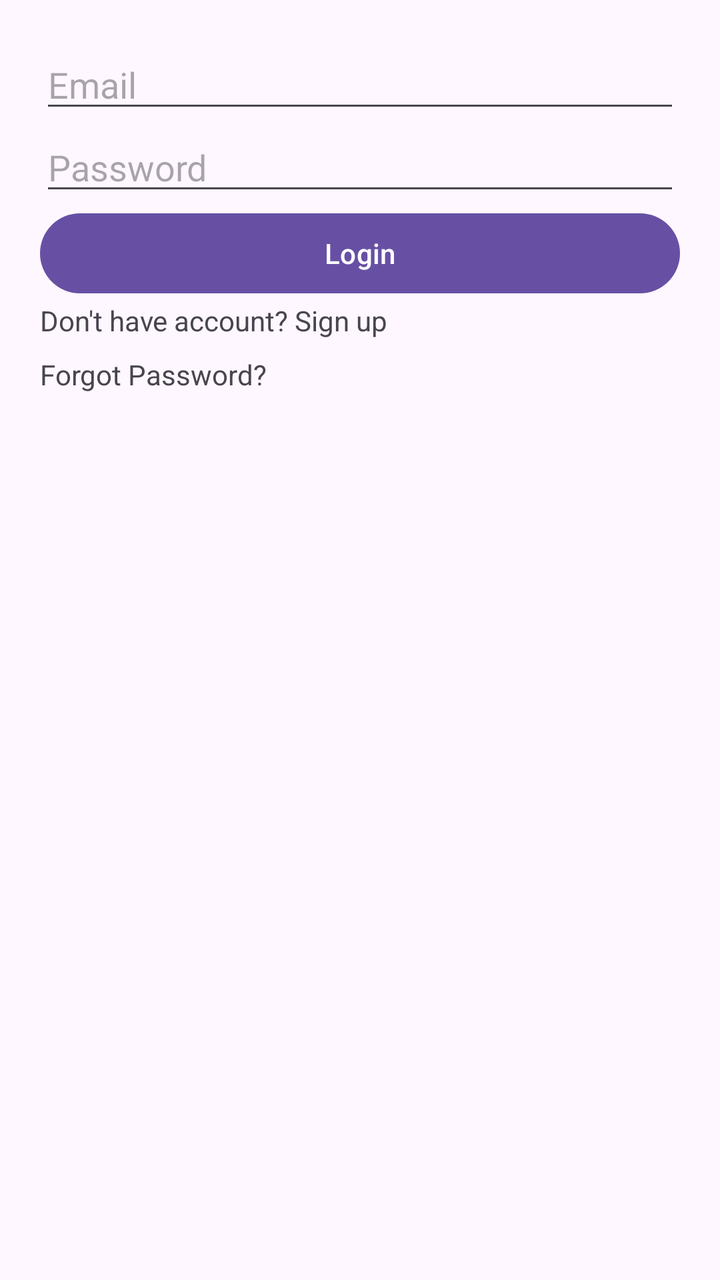
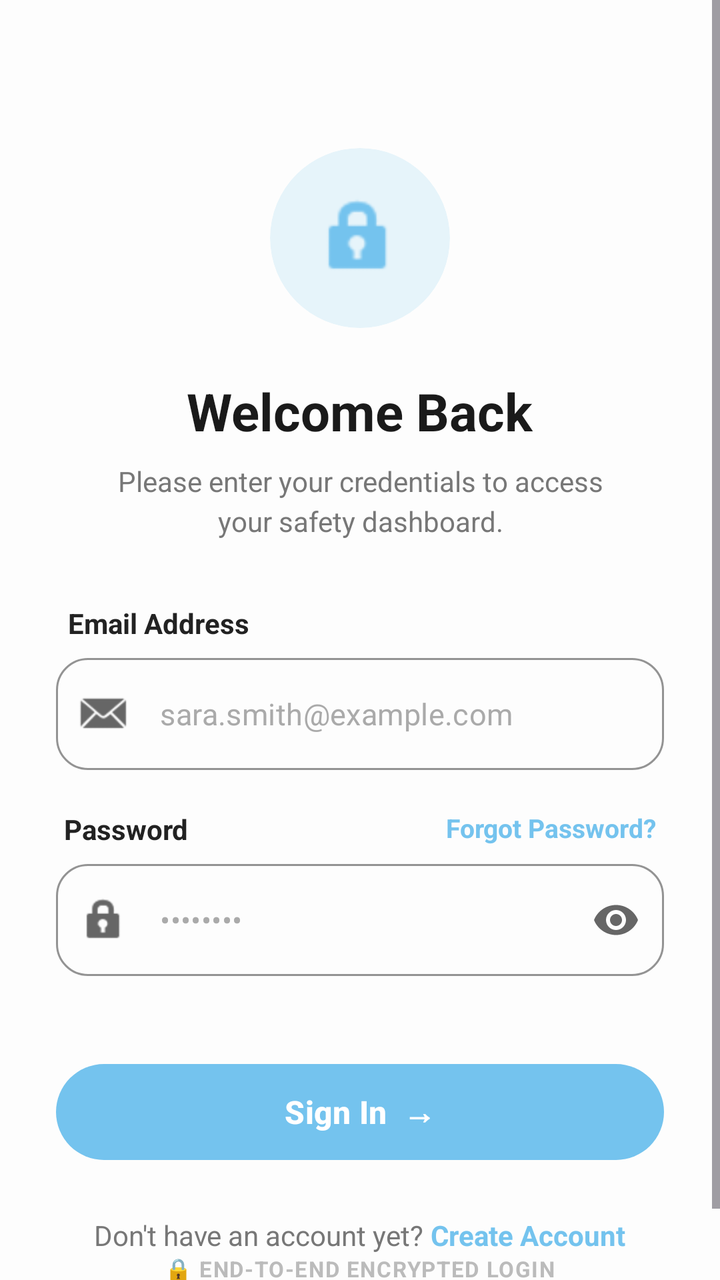

The first picture is an Android layout as it rendered before a commit; the second is the same layout after the commit. The layout source and the unified diff follow.
<!-- AndroidManifest.xml: application theme Theme.SafeRoute -->
<!-- res/layout/fragment_login.xml -->
<?xml version="1.0" encoding="utf-8"?>
<androidx.constraintlayout.widget.ConstraintLayout
    xmlns:android="http://schemas.android.com/apk/res/android"
    xmlns:tools="http://schemas.android.com/tools"
    android:layout_width="match_parent"
    android:layout_height="match_parent"
    tools:context=".ui.auth.LoginFragment">

    <LinearLayout
        android:orientation="vertical"
        android:padding="20dp"
        android:layout_width="match_parent"
        android:layout_height="match_parent">

        <EditText
            android:id="@+id/emailEt"
            android:hint="Email"
            android:layout_width="match_parent"
            android:layout_height="wrap_content"/>

        <EditText
            android:id="@+id/passwordEt"
            android:hint="Password"
            android:inputType="textPassword"
            android:layout_width="match_parent"
            android:layout_height="wrap_content"/>

        <Button
            android:id="@+id/loginBtn"
            android:text="Login"
            android:layout_width="match_parent"
            android:layout_height="wrap_content"/>

        <TextView
            android:id="@+id/goToSignupTv"
            android:text="Don't have account? Sign up"
            android:layout_width="wrap_content"
            android:layout_height="wrap_content"/>

        <TextView
            android:id="@+id/forgotPasswordTv"
            android:text="Forgot Password?"
            android:layout_width="wrap_content"
            android:layout_height="wrap_content"
            android:layout_marginTop="8dp"/>

    </LinearLayout>

</androidx.constraintlayout.widget.ConstraintLayout>
<!-- resources referenced by this layout -->
<resources>
  <style name="Theme.SafeRoute" parent="Base.Theme.SafeRoute" />
  <style name="Base.Theme.SafeRoute" parent="Theme.Material3.DayNight.NoActionBar">
          
          
      </style>
</resources>

<!-- the commit's change to res/layout/fragment_login.xml (unified diff, before → after) -->
@@ -1,49 +1,204 @@
 <?xml version="1.0" encoding="utf-8"?>
-<androidx.constraintlayout.widget.ConstraintLayout
-    xmlns:android="http://schemas.android.com/apk/res/android"
-    xmlns:tools="http://schemas.android.com/tools"
+<ScrollView xmlns:android="http://schemas.android.com/apk/res/android"
+    xmlns:app="http://schemas.android.com/apk/res-auto"
     android:layout_width="match_parent"
     android:layout_height="match_parent"
-    tools:context=".ui.auth.LoginFragment">
+    android:fillViewport="true"
+    android:background="#FDFDFD">
 
     <LinearLayout
+        android:layout_width="match_parent"
+        android:layout_height="wrap_content"
         android:orientation="vertical"
-        android:padding="20dp"
-        android:layout_width="match_parent"
-        android:layout_height="match_parent">
-
-        <EditText
-            android:id="@+id/emailEt"
-            android:hint="Email"
-            android:layout_width="match_parent"
-            android:layout_height="wrap_content"/>
-
-        <EditText
-            android:id="@+id/passwordEt"
-            android:hint="Password"
-            android:inputType="textPassword"
-            android:layout_width="match_parent"
-            android:layout_height="wrap_content"/>
-
-        <Button
+        android:padding="28dp"
+        android:gravity="center_horizontal">
+
+        <RelativeLayout
+            android:layout_width="match_parent"
+            android:layout_height="wrap_content"
+            android:layout_marginTop="16dp">
+            <ImageView
+                android:layout_width="32dp"
+                android:layout_height="32dp"
+                android:src="@android:drawable/ic_media_previous"
+                app:tint="#1A1A1A"
+                android:visibility="gone"/>
+        </RelativeLayout>
+
+        <com.google.android.material.card.MaterialCardView
+            android:layout_width="90dp"
+            android:layout_height="90dp"
+            android:layout_marginTop="30dp"
+            app:cardCornerRadius="45dp"
+            app:cardBackgroundColor="#E6F4FA"
+            app:strokeWidth="0dp"
+            app:cardElevation="0dp">
+            <ImageView
+                android:layout_width="45dp"
+                android:layout_height="45dp"
+                android:layout_gravity="center"
+                android:src="@android:drawable/ic_lock_idle_lock"
+                app:tint="#74C3EE" />
+        </com.google.android.material.card.MaterialCardView>
+
+        <TextView
+            android:layout_width="wrap_content"
+            android:layout_height="wrap_content"
+            android:text="Welcome Back"
+            android:textColor="#1A1A1A"
+            android:textSize="26sp"
+            android:textStyle="bold"
+            android:layout_marginTop="24dp"/>
+
+        <TextView
+            android:layout_width="wrap_content"
+            android:layout_height="wrap_content"
+            android:text="Please enter your credentials to access\nyour safety dashboard."
+            android:textColor="#777777"
+            android:textSize="14sp"
+            android:gravity="center"
+            android:layout_marginTop="8dp"
+            android:lineSpacingMultiplier="1.2"/>
+
+        <TextView
+            android:layout_width="match_parent"
+            android:layout_height="wrap_content"
+            android:text="Email Address"
+            android:textColor="#222222"
+            android:textStyle="bold"
+            android:textSize="14sp"
+            android:layout_marginTop="32dp"
+            android:layout_marginStart="4dp"/>
+
+        <com.google.android.material.textfield.TextInputLayout
+            android:layout_width="match_parent"
+            android:layout_height="wrap_content"
+            android:layout_marginTop="8dp"
+            app:hintEnabled="false"
+            app:boxStrokeWidth="1dp"
+            app:boxStrokeColor="#74C3EE"
+            app:boxStrokeWidthFocused="1.5dp"
+            app:startIconDrawable="@android:drawable/sym_action_email"
+            app:startIconTint="#666666"
+            app:boxCornerRadiusTopStart="16dp"
+            app:boxCornerRadiusTopEnd="16dp"
+            app:boxCornerRadiusBottomStart="16dp"
+            app:boxCornerRadiusBottomEnd="16dp"
+            style="@style/Widget.MaterialComponents.TextInputLayout.OutlinedBox">
+
+            <com.google.android.material.textfield.TextInputEditText
+                android:id="@+id/emailEt"
+                android:layout_width="match_parent"
+                android:layout_height="56dp"
+                android:hint="sara.smith@example.com"
+                android:textColorHint="#AAAAAA"
+                android:inputType="textEmailAddress"
+                android:textColor="#222222"
+                android:textSize="15sp"/>
+        </com.google.android.material.textfield.TextInputLayout>
+
+        <RelativeLayout
+            android:layout_width="match_parent"
+            android:layout_height="wrap_content"
+            android:layout_marginTop="20dp"
+            android:paddingHorizontal="4dp">
+
+            <TextView
+                android:layout_width="wrap_content"
+                android:layout_height="wrap_content"
+                android:layout_alignParentStart="true"
+                android:text="Password"
+                android:textColor="#222222"
+                android:textStyle="bold"
+                android:textSize="14sp"/>
+
+            <TextView
+                android:id="@+id/forgotPasswordTv"
+                android:layout_width="wrap_content"
+                android:layout_height="wrap_content"
+                android:layout_alignParentEnd="true"
+                android:text="Forgot Password?"
+                android:textColor="#74C3EE"
+                android:textStyle="bold"
+                android:textSize="13sp"/>
+        </RelativeLayout>
+
+        <com.google.android.material.textfield.TextInputLayout
+            android:layout_width="match_parent"
+            android:layout_height="wrap_content"
+            android:layout_marginTop="8dp"
+            app:hintEnabled="false"
+            app:boxStrokeWidth="1dp"
+            app:boxStrokeColor="#74C3EE"
+            app:startIconDrawable="@android:drawable/ic_lock_idle_lock"
+            app:startIconTint="#666666"
+            app:endIconMode="password_toggle"
+            app:endIconTint="#666666"
+            app:boxCornerRadiusTopStart="16dp"
+            app:boxCornerRadiusTopEnd="16dp"
+            app:boxCornerRadiusBottomStart="16dp"
+            app:boxCornerRadiusBottomEnd="16dp"
+            style="@style/Widget.MaterialComponents.TextInputLayout.OutlinedBox">
+
+            <com.google.android.material.textfield.TextInputEditText
+                android:id="@+id/passwordEt"
+                android:layout_width="match_parent"
+                android:layout_height="56dp"
+                android:hint="••••••••"
+                android:textColorHint="#AAAAAA"
+                android:inputType="textPassword"
+                android:textColor="#222222"
+                android:textSize="15sp"/>
+        </com.google.android.material.textfield.TextInputLayout>
+
+        <com.google.android.material.button.MaterialButton
             android:id="@+id/loginBtn"
-            android:text="Login"
-            android:layout_width="match_parent"
-            android:layout_height="wrap_content"/>
-
-        <TextView
-            android:id="@+id/goToSignupTv"
-            android:text="Don't have account? Sign up"
-            android:layout_width="wrap_content"
-            android:layout_height="wrap_content"/>
-
-        <TextView
-            android:id="@+id/forgotPasswordTv"
-            android:text="Forgot Password?"
-            android:layout_width="wrap_content"
-            android:layout_height="wrap_content"
-            android:layout_marginTop="8dp"/>
+            android:layout_width="match_parent"
+            android:layout_height="56dp"
+            android:layout_marginTop="40dp"
+            android:text="Sign In  →"
+            android:textColor="#FFFFFF"
+            android:textSize="16sp"
+            android:textStyle="bold"
+            app:backgroundTint="#74C3EE"
+            app:cornerRadius="28dp"
+            app:elevation="2dp" />
+
+        <LinearLayout
+            android:layout_width="wrap_content"
+            android:layout_height="wrap_content"
+            android:orientation="horizontal"
+            android:layout_marginTop="24dp">
+            <TextView
+                android:layout_width="wrap_content"
+                android:layout_height="wrap_content"
+                android:text="Don't have an account yet? "
+                android:textColor="#777777"
+                android:textSize="14sp"/>
+            <TextView
+                android:id="@+id/goToSignupTv"
+                android:layout_width="wrap_content"
+                android:layout_height="wrap_content"
+                android:text="Create Account"
+                android:textColor="#74C3EE"
+                android:textStyle="bold"
+                android:textSize="14sp"/>
+        </LinearLayout>
+
+        <View
+            android:layout_width="match_parent"
+            android:layout_height="0dp"
+            android:layout_weight="1"/>
+
+        <TextView
+            android:layout_width="wrap_content"
+            android:layout_height="wrap_content"
+            android:text="🔒 END-TO-END ENCRYPTED LOGIN"
+            android:textColor="#BBBBBB"
+            android:textSize="11sp"
+            android:textStyle="bold"
+            android:letterSpacing="0.05"
+            android:layout_marginBottom="8dp"/>
 
     </LinearLayout>
-
-</androidx.constraintlayout.widget.ConstraintLayout>
+</ScrollView>
